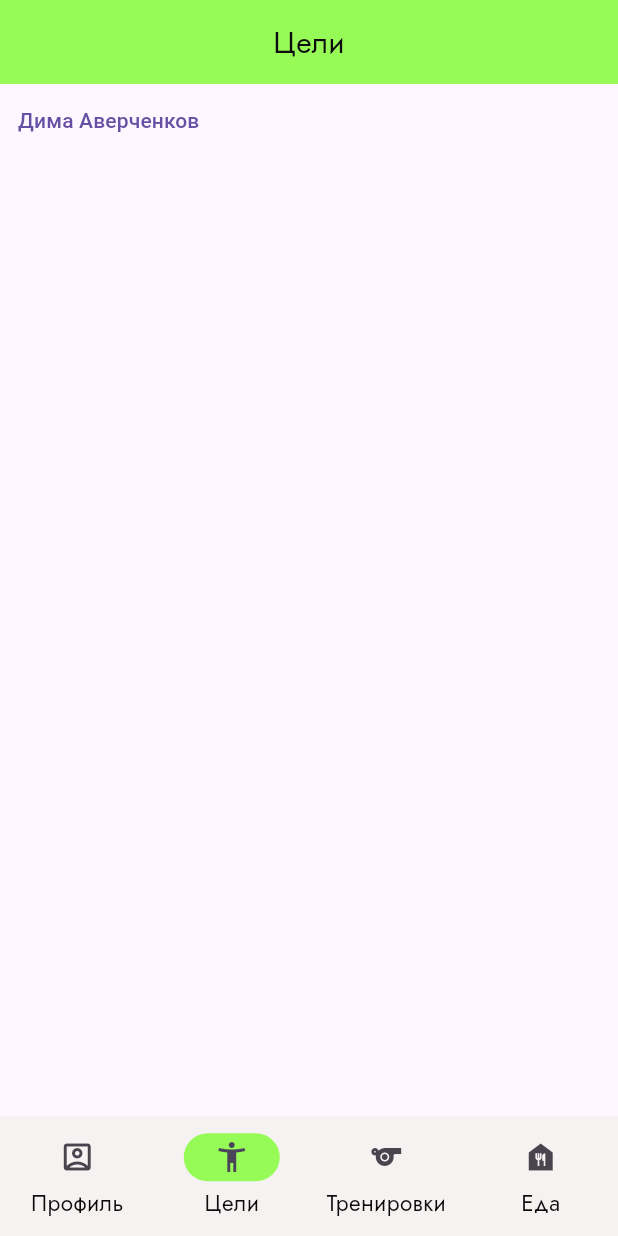
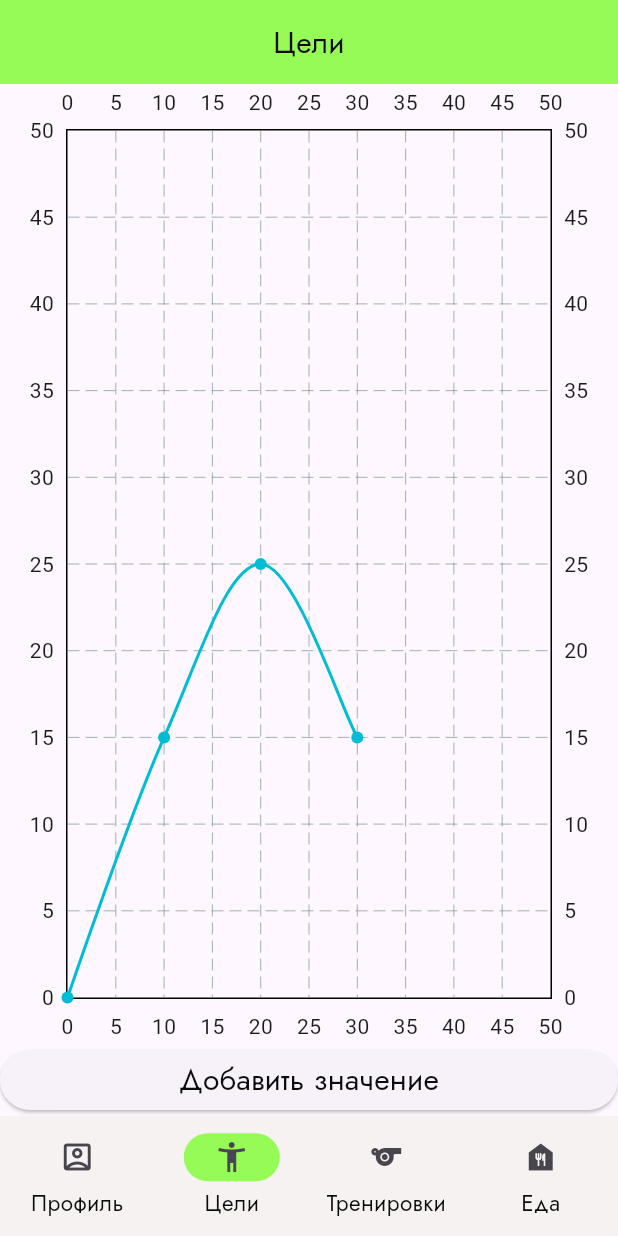
Before and after one commit to et3rnalpain/sportapp, a Flutter app: the screen it shows after launch, on a phone screen of 412 x 824 dp. Run offline on Flutter 3.47's test engine with Material 3 defaults, Android fonts, the phone set to English and light mode, and no system bars; drawn by our look-alikes of fl_chart; our stand-ins replace cloud_firestore, firebase_core; missing offline and left inert: dart:html; accounts and stored records are empty.

Commit message:
results menu

```diff
--- a/lib/pages/home.dart
+++ b/lib/pages/home.dart
@@ -1,5 +1,8 @@
 import 'package:firebase_core/firebase_core.dart';
+import 'package:flutter/cupertino.dart';
 import 'package:flutter/material.dart';
+import 'package:fl_chart/fl_chart.dart';
+import 'package:flutter/widgets.dart';
 
 class homepage extends StatefulWidget {
   const homepage({super.key});
@@ -28,13 +31,43 @@ class _homepageState extends State<homepage> {
         )
       ),
       body: SafeArea(
-        child: TextButton(
-          onPressed: () {},
-          child: Text("Дима Аверченков"),
+        child:  Column(
+          mainAxisAlignment: MainAxisAlignment.start,
+          children: <Widget>[
+            Expanded(
+              child: Row( children: <Widget>[Expanded(
+                  child: LineChart(
+                      LineChartData
+                        (
+                          minX: 0,
+                          minY: 0,
+                          maxX: 50,
+                          maxY: 50,
+                          lineBarsData: [LineChartBarData(
+                              spots: [
+                                FlSpot(0, 0),
+                                FlSpot(10, 15),
+                                FlSpot(20, 25),
+                                FlSpot(30, 15),
+                              ],
+                              isCurved: true
+                          )]
+                      )
+                  )
+              )]
+              ),
+            ),
+          Container(child: Row(children: <Widget>[ Expanded(child: ElevatedButton(
+            onPressed: () {},
+            child: Text("Добавить значение", style: TextStyle(
+              fontFamily: "Josko",
+              fontSize: 20,
+              color: Color.fromARGB(255, 12, 12, 12)
+            ),),
+          ))],),
+          )]
         ),
-
-      ),
-
+    )
     );
   }
 }
--- a/pubspec.yaml
+++ b/pubspec.yaml
@@ -16,6 +16,7 @@ dependencies:
   cupertino_icons: ^1.0.6
   sqflite: ^2.3.3+1
   path_provider: ^2.1.3
+  fl_chart: ^0.67.0
 
 dev_dependencies:
   flutter_test:
```
Also changed, not shown: pubspec.lock.
